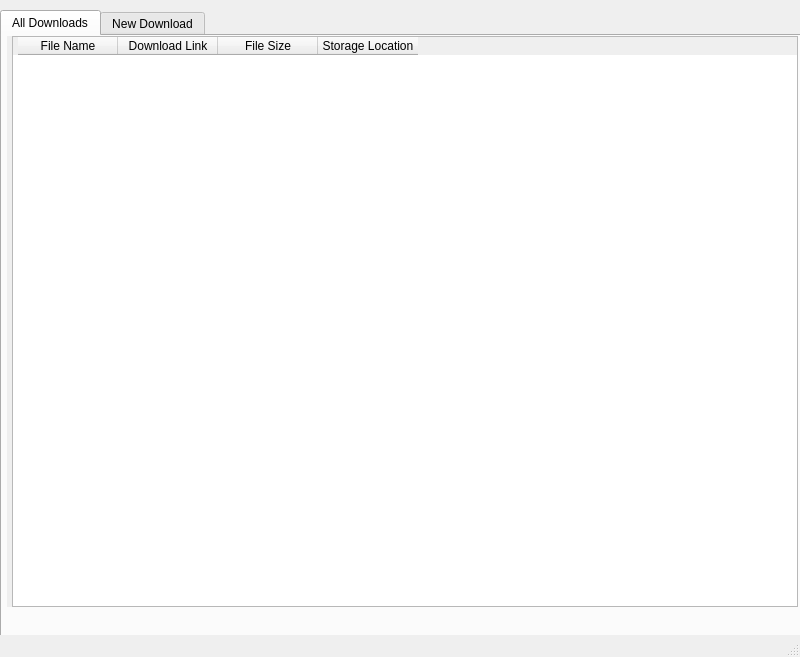
Above: download_manager.ui from uagarwal744/pythonDownloadManager before the change. Below: the same form after it.
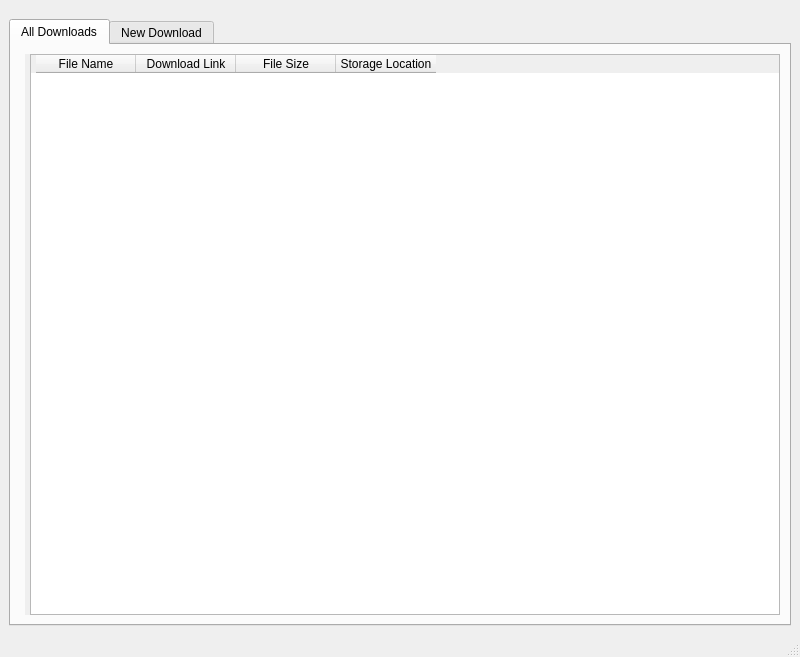
That is the form after the change. The open tabs and pages were chosen to show the change.

```diff
--- a/download_manager.ui
+++ b/download_manager.ui
@@ -17,15 +17,9 @@
    <string notr="true">margin-left:5px;</string>
   </property>
   <widget class="QWidget" name="centralwidget">
+   <layout class="QGridLayout" name="gridLayout">
+    <item row="0" column="0">
    <widget class="QTabWidget" name="tabWidget">
-    <property name="geometry">
-     <rect>
-      <x>0</x>
-      <y>0</y>
-      <width>801</width>
-      <height>631</height>
-     </rect>
-    </property>
     <property name="styleSheet">
      <string notr="true"/>
     </property>
@@ -36,15 +30,9 @@
      <attribute name="title">
       <string>All Downloads</string>
      </attribute>
+       <layout class="QGridLayout" name="gridLayout_2">
+        <item row="0" column="0">
      <widget class="QTableWidget" name="tableWidget">
-      <property name="geometry">
-       <rect>
-        <x>0</x>
-        <y>0</y>
-        <width>791</width>
-        <height>571</height>
-       </rect>
-      </property>
       <property name="baseSize">
        <size>
         <width>0</width>
@@ -72,6 +60,8 @@
        </property>
       </column>
      </widget>
+        </item>
+       </layout>
     </widget>
     <widget class="QWidget" name="tab">
      <attribute name="title">
@@ -434,6 +424,8 @@
      </widget>
     </widget>
    </widget>
+    </item>
+   </layout>
   </widget>
   <widget class="QMenuBar" name="menubar">
    <property name="geometry">
```
Lines whose indentation alone changed are shown as unchanged.
